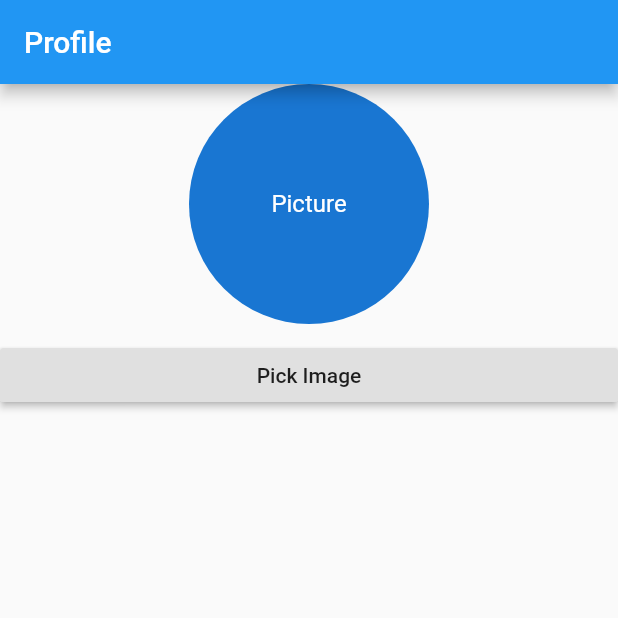
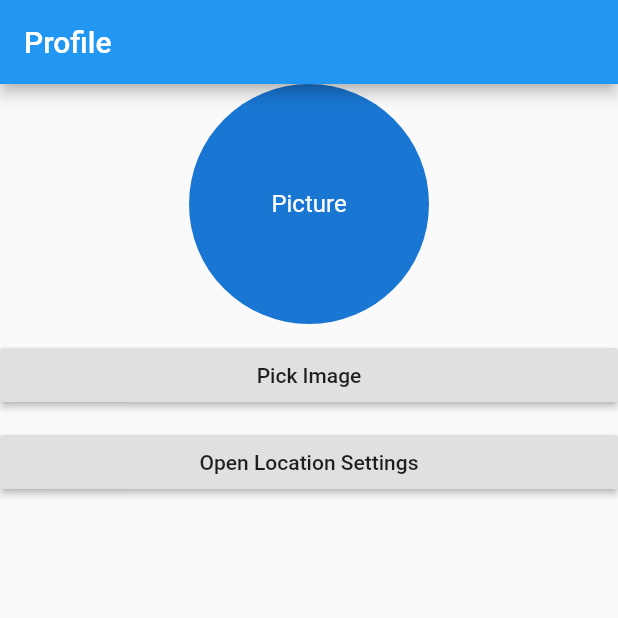
Before and after one commit to randytia29/image_cropper_practice, a Flutter app: the screen it shows after launch, on a phone screen of 412 x 824 dp, the top half of it. Run offline on Flutter 3.47's test engine with Material 2 defaults, Android fonts, the phone set to English and light mode, and no system bars; our stand-ins replace connectivity, image_cropper, image_picker; missing offline and left inert: app_settings.

```diff
--- a/lib/main.dart
+++ b/lib/main.dart
@@ -1,5 +1,8 @@
+import 'dart:async';
 import 'dart:io';
 
+import 'package:app_settings/app_settings.dart';
+import 'package:connectivity/connectivity.dart';
 import 'package:flutter/material.dart';
 import 'package:image_cropper/image_cropper.dart';
 import 'package:image_picker/image_picker.dart';
@@ -26,6 +29,30 @@ class ProfilePage extends StatefulWidget {
 
 class _ProfilePageState extends State<ProfilePage> {
   File _pickedImage;
+  StreamSubscription<ConnectivityResult> subscription;
+  @override
+  void initState() {
+    subscription = Connectivity().onConnectivityChanged.listen((result) {
+      if (result == ConnectivityResult.none) {
+        Future.delayed(Duration(milliseconds: 100)).then((value) {
+          showModalBottomSheet(
+              context: context,
+              builder: (builder) {
+                return Container(
+                  color: Colors.red,
+                );
+              });
+        });
+      }
+    });
+    super.initState();
+  }
+
+  @override
+  void dispose() async {
+    await subscription.cancel();
+    super.dispose();
+  }
 
   @override
   Widget build(BuildContext context) {
@@ -51,6 +78,15 @@ class _ProfilePageState extends State<ProfilePage> {
               _showPickOptionsDialog();
             },
             child: Text('Pick Image'),
+          ),
+          SizedBox(
+            height: 10,
+          ),
+          RaisedButton(
+            onPressed: () async {
+              await AppSettings.openWIFISettings();
+            },
+            child: Text('Open Location Settings'),
           )
         ],
       ),
--- a/pubspec.yaml
+++ b/pubspec.yaml
@@ -23,6 +23,8 @@ environment:
 dependencies:
   flutter:
     sdk: flutter
+  app_settings: ^4.0.4
+  connectivity: ^2.0.2
   cupertino_icons: ^1.0.0
   image_cropper: ^1.3.1
   image_picker: ^0.6.7+14
```
Also changed, not shown: pubspec.lock.
